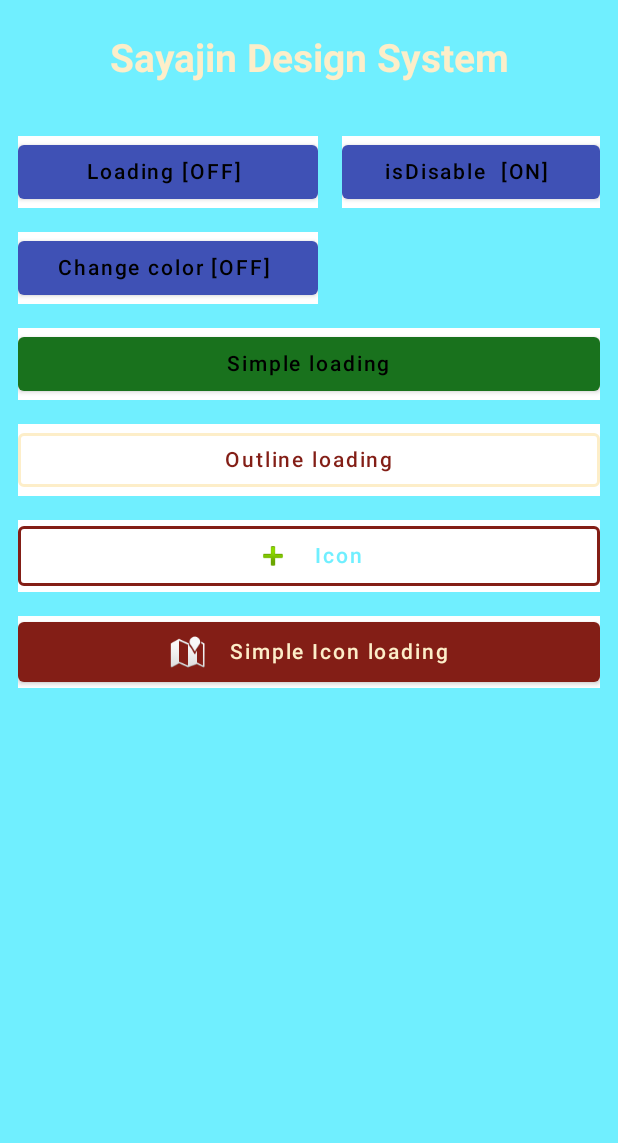
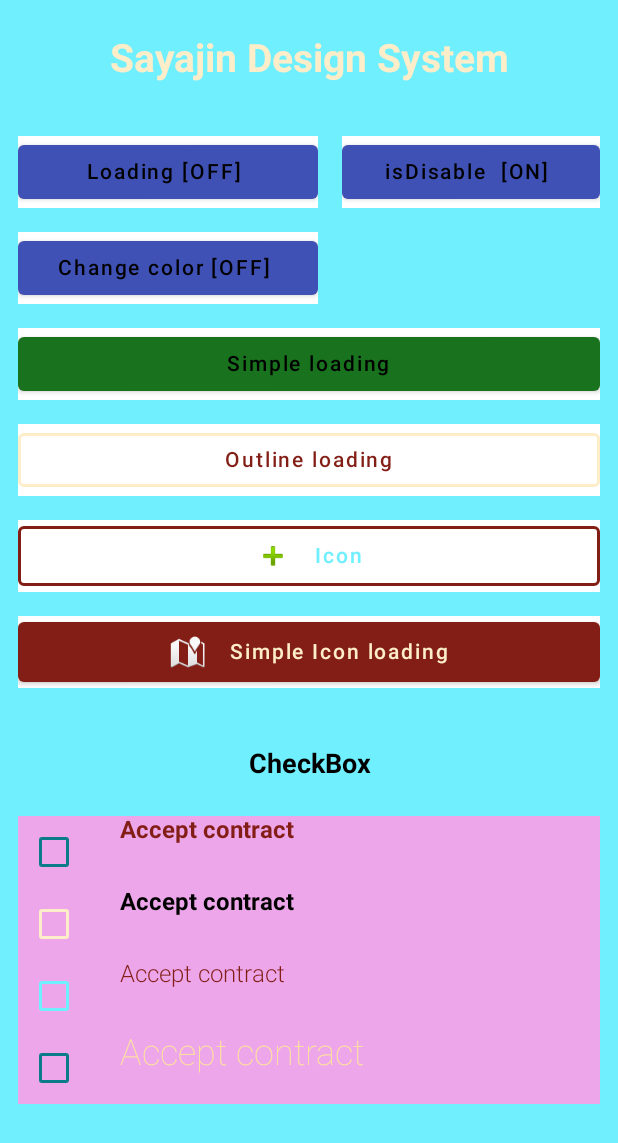
Before and after one commit to lnsantos/ComposeProjects, an Android app built with Jetpack Compose: the screen it shows after launch (MainActivity), on a phone screen of 412 x 824 dp. Shown: the top 1143 px of the screen. Run offline under Robolectric (Android 15) with nearby library versions, the phone set to English and light mode, and no system bars.

Commit message:
added checkbox exemple

```diff
--- a/app/src/main/java/com/lnsantos/sayajinds/MainActivity.kt
+++ b/app/src/main/java/com/lnsantos/sayajinds/MainActivity.kt
@@ -27,6 +27,7 @@ import com.lnsantos.sayajinds.button.UIButton
 import com.lnsantos.sayajinds.button.options.UIButtonImage
 import com.lnsantos.sayajinds.button.options.UIButtonLoading
 import com.lnsantos.sayajinds.button.options.UIButtonStyle
+import com.lnsantos.sayajinds.checkbox.UICheckBoxText
 import com.lnsantos.sayajinds.color.SayajinColor
 import com.lnsantos.sayajinds.color.SayajinModeColor
 import com.lnsantos.sayajinds.ui.theme.SayajinColors
@@ -71,7 +72,9 @@ fun DefaultPreview(ctx: Context?) {
             style = TextStyle(
                 color = SayajinColor.getColor().YellowBrand100
             ),
-            modifier = Modifier.padding(24.dp).align(Alignment.CenterHorizontally),
+            modifier = Modifier
+                .padding(24.dp)
+                .align(Alignment.CenterHorizontally),
             textAlign = TextAlign.Center
         )
         Column(
@@ -232,6 +235,64 @@ fun DefaultPreview(ctx: Context?) {
                 },
                 modifier = Modifier.fillMaxWidth()
             )
+            Spacer(modifier = Modifier.size(16.dp))
+            Text(
+                text = "CheckBox",
+                fontSize = TextUnit(18f, TextUnitType.Sp),
+                fontWeight = FontWeight.Bold,
+                style = TextStyle(
+                    color = SayajinColor.getColor().WhiteBrand100
+                ),
+                modifier = Modifier
+                    .padding(24.dp)
+                    .align(Alignment.CenterHorizontally),
+                textAlign = TextAlign.Center
+            )
+            Column(
+                Modifier.background(Color(0xFFECA6E9))
+            ) {
+                UICheckBoxText(
+                    onState = { },
+                    enabled = mutableStateOf(value = true),
+                    uncheckedColor = SayajinColor.getColor().BlueBrand100,
+                    scale = 1f,
+                    text = "Accept contract",
+                    fontColor = SayajinColor.getColor().RedBrand100
+                )
+                UICheckBoxText(
+                    onState = { },
+                    enabled = mutableStateOf(value = true),
+                    uncheckedColor = SayajinColor.getColor().YellowBrand100,
+                    checkedColor = SayajinColor.getColor().RedBrand100,
+                    checkmarkColor = SayajinColor.getColor().WhiteBrand100,
+                    scale = 1f,
+                    text = "Accept contract",
+                    fontColor = SayajinColor.getColor().WhiteBrand100
+                )
+                UICheckBoxText(
+                    onState = { },
+                    enabled = mutableStateOf(value = true),
+                    uncheckedColor = SayajinColor.getColor().BackgroundScreen,
+                    scale = 1f,
+                    text = "Accept contract",
+                    fontColor = SayajinColor.getColor().RedBrand100,
+                    checkedColor = SayajinColor.getColor().RedBrand200,
+                    checkmarkColor = SayajinColor.getColor().YellowBrand300,
+                    fontWeight = FontWeight.Light
+                )
+                UICheckBoxText(
+                    onState = { },
+                    enabled = mutableStateOf(value = true),
+                    uncheckedColor = SayajinColor.getColor().BlueBrand100,
+                    scale = 1f,
+                    text = "Accept contract",
+                    fontColor = SayajinColor.getColor().YellowBrand300,
+                    checkedColor = SayajinColor.getColor().YellowBrand100,
+                    checkmarkColor = SayajinColor.getColor().YellowBrand300,
+                    fontWeight = FontWeight.W100,
+                    fontSize = 24f
+                )
+            }
 
         }
     }
--- /dev/null
+++ b/app/src/main/java/com/lnsantos/sayajinds/checkbox/UICheckBox.kt
@@ -0,0 +1,80 @@
+package com.lnsantos.sayajinds.checkbox
+
+import android.annotation.SuppressLint
+import androidx.compose.foundation.layout.*
+import androidx.compose.foundation.shape.CircleShape
+import androidx.compose.material.Checkbox
+import androidx.compose.material.CheckboxColors
+import androidx.compose.material.CheckboxDefaults
+import androidx.compose.material.Text
+import androidx.compose.runtime.*
+import androidx.compose.ui.Alignment
+import androidx.compose.ui.Modifier
+import androidx.compose.ui.draw.clip
+import androidx.compose.ui.draw.scale
+import androidx.compose.ui.graphics.Color
+import androidx.compose.ui.text.font.FontStyle
+import androidx.compose.ui.text.font.FontWeight
+import androidx.compose.ui.tooling.preview.Preview
+import androidx.compose.ui.unit.*
+import com.lnsantos.sayajinds.color.SayajinColor
+
+@SuppressLint("UnrememberedMutableState")
+@Preview
+@Composable
+private fun preview(){
+    var state by remember { mutableStateOf(true) }
+
+    UICheckBoxText(
+        scale = 4f,
+        onState = { },
+        enabled = mutableStateOf(state),
+        text = "Accept contract"
+    )
+}
+
+@OptIn(ExperimentalUnitApi::class)
+@Composable
+fun UICheckBoxText(
+    scale: Float = 1f,
+    text: String = String(),
+    fontSize: Float = 16f,
+    fontColor: Color = SayajinColor.getColor().WhiteBrand100,
+    fontWeight: FontWeight = FontWeight.Bold,
+    onState:(Boolean) -> Unit,
+    startState: Boolean = false,
+    enabled: MutableState<Boolean> = mutableStateOf(false),
+    checkedColor: Color = SayajinColor.getColor().YellowBrand100,
+    uncheckedColor: Color = Color.Red,
+    checkmarkColor: Color = SayajinColor.getColor().RedBrand100
+){
+
+    var state by remember { mutableStateOf(startState) }
+
+    Row(modifier = Modifier.fillMaxWidth()) {
+        Checkbox(
+            checked = state,
+            onCheckedChange = {
+                state = it
+                onState(it)
+            },
+            modifier = Modifier.scale(scale),
+            enabled = enabled.value,
+            colors = CheckboxDefaults.colors(
+                checkedColor = checkedColor,
+                uncheckedColor = uncheckedColor,
+                checkmarkColor = if (enabled.value) checkmarkColor else SayajinColor.getColor().GrayBrand100,
+                disabledColor = SayajinColor.getColor().GrayBrand200
+            )
+        )
+        Spacer(modifier = Modifier.padding(10.dp))
+        Text(
+            text = text,
+            fontSize = TextUnit(fontSize, TextUnitType.Sp),
+            fontStyle = FontStyle.Normal,
+            color = fontColor,
+            fontWeight = fontWeight
+        )
+    }
+
+}
--- a/app/src/main/java/com/lnsantos/sayajinds/color/SayajinThemeColor.kt
+++ b/app/src/main/java/com/lnsantos/sayajinds/color/SayajinThemeColor.kt
@@ -10,6 +10,7 @@ interface SayajinThemeColor {
     val WhiteBrand100 : Color
     val RedBrand100 : Color
     val RedBrand200 : Color
+    val BlueBrand100: Color
 
     val BackgroundMainStyle : Color
     val BackgroundExempleStyle : Color
--- a/app/src/main/java/com/lnsantos/sayajinds/color/strategy/SayajinLightColor.kt
+++ b/app/src/main/java/com/lnsantos/sayajinds/color/strategy/SayajinLightColor.kt
@@ -14,6 +14,7 @@ class SayajinLightColor : SayajinThemeColor {
     override val BackgroundExempleStyle: Color = Color(0xFF4CAF50)
     override val RedBrand100 : Color = Color(0xFFFC1301)
     override val RedBrand200 : Color = Color(0xFFEE5447)
+    override val BlueBrand100: Color = Color(0xFF75E1F0)
     override val BackgroundScreen : Color = Color(0xFF447177)
 
 }
--- a/app/src/main/java/com/lnsantos/sayajinds/color/strategy/SayajinNightColor.kt
+++ b/app/src/main/java/com/lnsantos/sayajinds/color/strategy/SayajinNightColor.kt
@@ -14,5 +14,6 @@ class SayajinNightColor : SayajinThemeColor {
     override val BackgroundExempleStyle: Color = Color(0xFF19721D)
     override val RedBrand100 : Color = Color(0xFF831E16)
     override val RedBrand200 : Color = Color(0xFF310B08)
+    override val BlueBrand100: Color = Color(0xFF0B7B8A)
     override val BackgroundScreen : Color = Color(0xFF70EFFF)
 }
```
Also changed, not shown: 2 other files.
